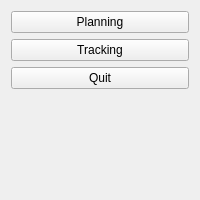
This is pomodorowidget.ui in Ajiperuyellow/pomodoro as Qt 5 draws it before an edit. The edited form follows.
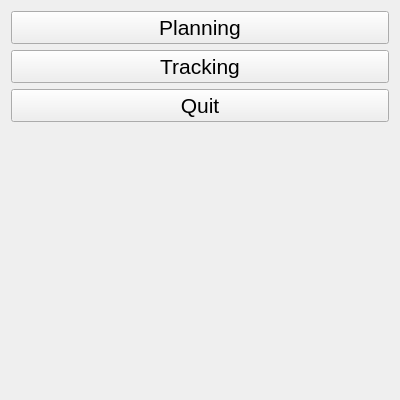
This is the edited form.

```diff
--- a/pomodorowidget.ui
+++ b/pomodorowidget.ui
@@ -6,8 +6,8 @@
    <rect>
     <x>0</x>
     <y>0</y>
-    <width>200</width>
-    <height>200</height>
+    <width>400</width>
+    <height>400</height>
    </rect>
   </property>
   <property name="windowTitle">
@@ -18,6 +18,11 @@
     <layout class="QVBoxLayout" name="verticalLayout">
      <item>
       <widget class="QPushButton" name="planning_button">
+       <property name="font">
+        <font>
+         <pointsize>16</pointsize>
+        </font>
+       </property>
        <property name="text">
         <string>Planning</string>
        </property>
@@ -25,6 +30,11 @@
      </item>
      <item>
       <widget class="QPushButton" name="tracking_button">
+       <property name="font">
+        <font>
+         <pointsize>16</pointsize>
+        </font>
+       </property>
        <property name="text">
         <string>Tracking</string>
        </property>
@@ -32,6 +42,11 @@
      </item>
      <item>
       <widget class="QPushButton" name="quit_button">
+       <property name="font">
+        <font>
+         <pointsize>16</pointsize>
+        </font>
+       </property>
        <property name="text">
         <string>Quit</string>
        </property>
@@ -42,6 +57,9 @@
        <property name="text">
         <string/>
        </property>
+       <property name="alignment">
+        <set>Qt::AlignCenter</set>
+       </property>
       </widget>
      </item>
     </layout>
```
